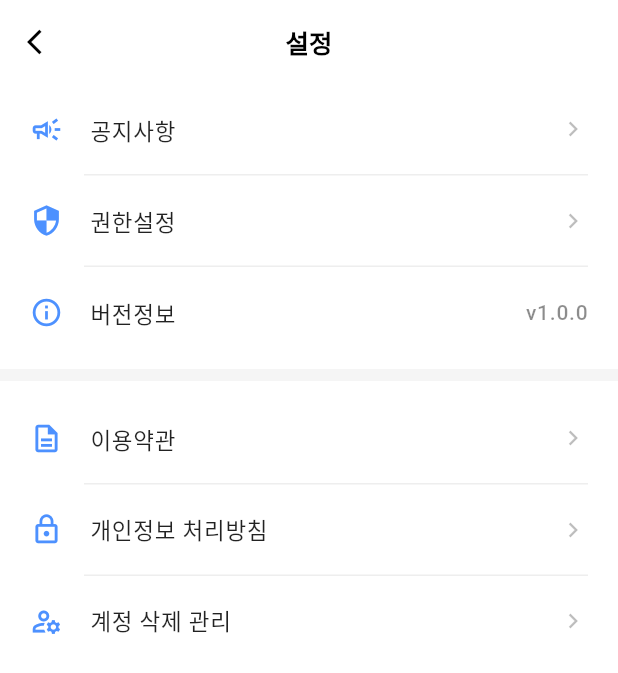
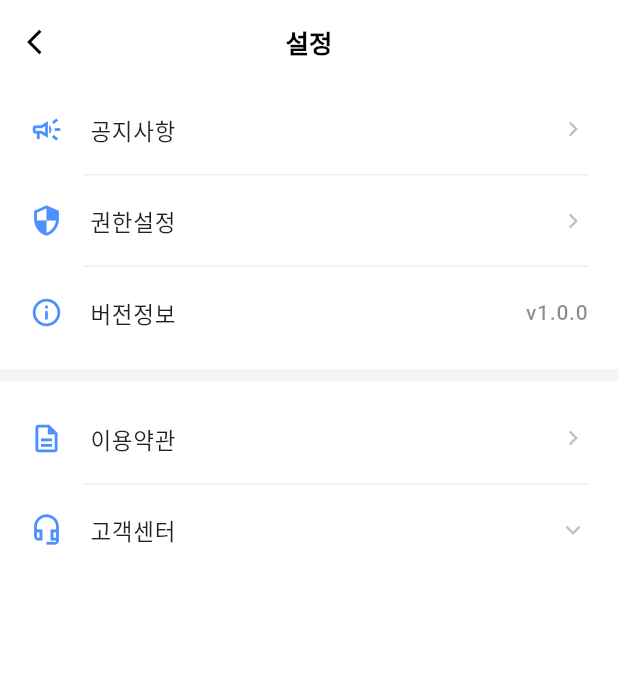
Before and after one commit to daeyoung-k/unimal-flutter, a Flutter app: the SettingScreen screen opened directly, on a phone screen of 412 x 824 dp. Shown: the top 673 px of the screen. Run offline on Flutter 3.47's test engine with Material 3 defaults, Android fonts, the phone set to English and light mode, and no system bars; our stand-ins replace app_links, cached_network_image, device_info_plus, firebase_core, firebase_messaging, flutter_dotenv and 13 more; missing offline and left inert: flutter_naver_map, kakao_flutter_sdk, naver_login_sdk; accounts and stored records are empty; Roboto replaces fonts that are missing (Pretendard); project files that could hold a hidden picture were left out.

Commit message:
feat: 설정 화면 고객센터 아코디언 메뉴 추가
개인정보 처리방침, 계정 삭제 관리를 고객센터 카테고리로 묶고
고객 지원 항목 추가, 탭 시 펼쳐지는 아코디언 구조로 변경

Co-Authored-By: Claude Sonnet 4.6 <noreply@anthropic.com>

```diff
--- a/lib/screens/profile/setting/setting.dart
+++ b/lib/screens/profile/setting/setting.dart
@@ -15,6 +15,7 @@ class SettingScreen extends StatefulWidget {
 
 class _SettingScreenState extends State<SettingScreen> {
   String _version = '';
+  bool _isCenterExpanded = false;
 
   @override
   void initState() {
@@ -87,19 +88,71 @@ class _SettingScreenState extends State<SettingScreen> {
             onTap: () => Get.to(() => const TermsOfServiceScreen()),
           ),
           _buildDivider(),
-          _buildItem(
+          _buildExpandableItem(),
+        ],
+      ),
+    );
+  }
+
+  Widget _buildExpandableItem() {
+    return Column(
+      children: [
+        ListTile(
+          contentPadding: const EdgeInsets.symmetric(horizontal: 20, vertical: 2),
+          leading: const Icon(Icons.headset_mic_outlined, color: Color(0xFF4D91FF), size: 22),
+          title: const Text(
+            '고객센터',
+            style: TextStyle(fontSize: 15, color: Colors.black87, fontFamily: 'Pretendard'),
+          ),
+          trailing: Icon(
+            _isCenterExpanded ? Icons.expand_less : Icons.expand_more,
+            color: Colors.black26,
+            size: 20,
+          ),
+          onTap: () => setState(() => _isCenterExpanded = !_isCenterExpanded),
+        ),
+        if (_isCenterExpanded) ...[
+          _buildSubItem(
+            icon: Icons.support_agent_outlined,
+            title: '고객 지원',
+            onTap: () => Get.toNamed('/webview', parameters: {'url': 'https://api.unimal.co.kr/stomap/support', 'title': '고객 지원'}),
+          ),
+          _buildSubItem(
             icon: Icons.lock_outline,
             title: '개인정보 처리방침',
             onTap: () => Get.toNamed('/webview', parameters: {'url': 'https://api.unimal.co.kr/stomap/privacy', 'title': '개인정보 처리방침'}),
           ),
-          _buildDivider(),
-          _buildItem(
+          _buildSubItem(
             icon: Icons.manage_accounts_outlined,
             title: '계정 삭제 관리',
             onTap: () => Get.toNamed('/webview', parameters: {'url': 'https://api.unimal.co.kr/stomap/delete-account', 'title': '계정 삭제 관리'}),
+            showDivider: false,
           ),
         ],
-      ),
+      ],
+    );
+  }
+
+  Widget _buildSubItem({
+    required IconData icon,
+    required String title,
+    required VoidCallback onTap,
+    bool showDivider = true,
+  }) {
+    return Column(
+      children: [
+        Divider(height: 1, indent: 56, endIndent: 20, color: Colors.grey[200]),
+        ListTile(
+          contentPadding: const EdgeInsets.only(left: 40, right: 20, top: 2, bottom: 2),
+          leading: Icon(icon, color: const Color(0xFF4D91FF), size: 20),
+          title: Text(
+            title,
+            style: const TextStyle(fontSize: 14, color: Colors.black54, fontFamily: 'Pretendard'),
+          ),
+          trailing: const Icon(Icons.chevron_right, color: Colors.black26, size: 18),
+          onTap: onTap,
+        ),
+      ],
     );
   }
 
```
